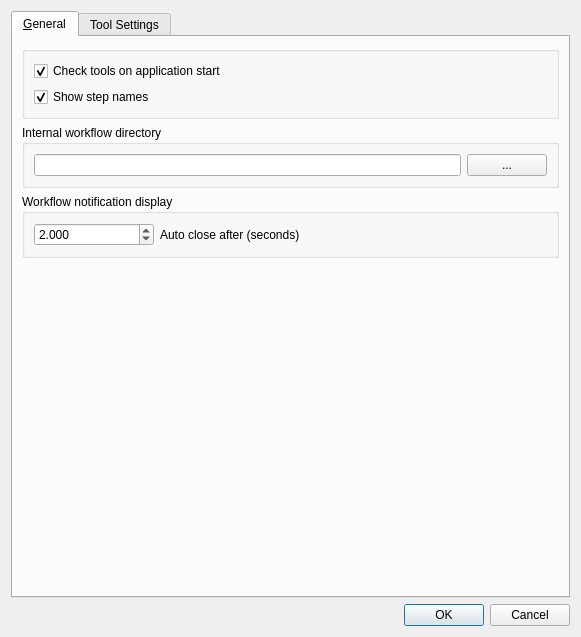
The window that src/mapclient/view/managers/options/qt/optionsdialog.ui (MusculoskeletalAtlasProject/mapclient) describes before a commit, drawn with Qt 5.
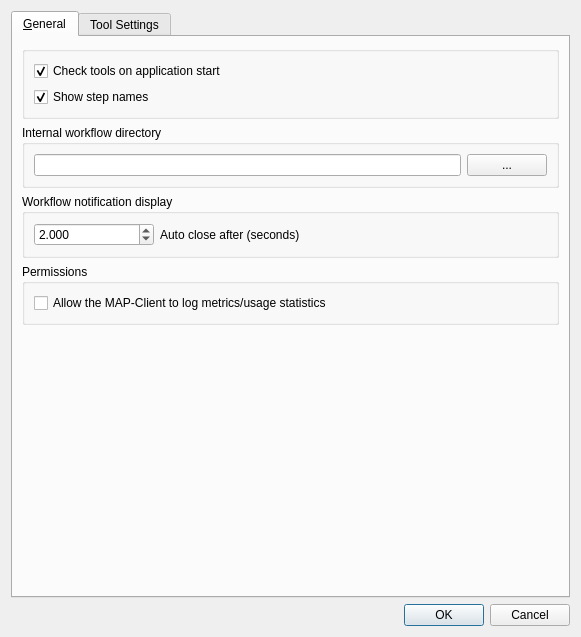
The same window after the commit.

Commit message: Enable logging of MAP-Client metrics

Diff of the .ui file:
```diff
--- a/src/mapclient/view/managers/options/qt/optionsdialog.ui
+++ b/src/mapclient/view/managers/options/qt/optionsdialog.ui
@@ -123,6 +123,22 @@
          </layout>
         </widget>
        </item>
+       <item>
+        <widget class="QGroupBox" name="groupBox_3">
+         <property name="title">
+          <string>Permissions</string>
+         </property>
+         <layout class="QVBoxLayout" name="verticalLayout_7">
+          <item>
+           <widget class="QCheckBox" name="checkBoxMetricsPermission">
+            <property name="text">
+             <string>Allow the MAP-Client to log metrics/usage statistics</string>
+            </property>
+           </widget>
+          </item>
+         </layout>
+        </widget>
+       </item>
        <item>
         <spacer name="verticalSpacer">
          <property name="orientation">
```
The commit also changes 9 other files.
